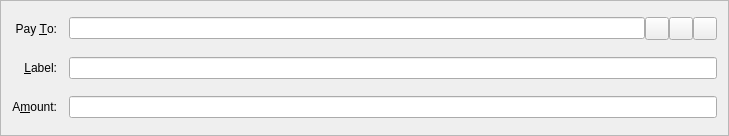
IParn/LimecoinX, file src/qt/forms/sendcoinsentry.ui: the form before one commit.
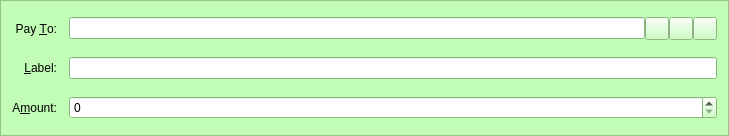
The form after the commit. Icons and pictures are not drawn. Custom widgets are drawn as their Qt base class.

```diff
--- a/src/qt/forms/sendcoinsentry.ui
+++ b/src/qt/forms/sendcoinsentry.ui
@@ -10,6 +10,421 @@
     <height>136</height>
    </rect>
   </property>
+  <property name="palette">
+   <palette>
+    <active>
+     <colorrole role="WindowText">
+      <brush brushstyle="SolidPattern">
+       <color alpha="255">
+        <red>0</red>
+        <green>0</green>
+        <blue>0</blue>
+       </color>
+      </brush>
+     </colorrole>
+     <colorrole role="Button">
+      <brush brushstyle="SolidPattern">
+       <color alpha="255">
+        <red>193</red>
+        <green>253</green>
+        <blue>181</blue>
+       </color>
+      </brush>
+     </colorrole>
+     <colorrole role="Light">
+      <brush brushstyle="SolidPattern">
+       <color alpha="255">
+        <red>255</red>
+        <green>255</green>
+        <blue>255</blue>
+       </color>
+      </brush>
+     </colorrole>
+     <colorrole role="Midlight">
+      <brush brushstyle="SolidPattern">
+       <color alpha="255">
+        <red>224</red>
+        <green>254</green>
+        <blue>218</blue>
+       </color>
+      </brush>
+     </colorrole>
+     <colorrole role="Dark">
+      <brush brushstyle="SolidPattern">
+       <color alpha="255">
+        <red>96</red>
+        <green>126</green>
+        <blue>90</blue>
+       </color>
+      </brush>
+     </colorrole>
+     <colorrole role="Mid">
+      <brush brushstyle="SolidPattern">
+       <color alpha="255">
+        <red>129</red>
+        <green>169</green>
+        <blue>121</blue>
+       </color>
+      </brush>
+     </colorrole>
+     <colorrole role="Text">
+      <brush brushstyle="SolidPattern">
+       <color alpha="255">
+        <red>0</red>
+        <green>0</green>
+        <blue>0</blue>
+       </color>
+      </brush>
+     </colorrole>
+     <colorrole role="BrightText">
+      <brush brushstyle="SolidPattern">
+       <color alpha="255">
+        <red>255</red>
+        <green>255</green>
+        <blue>255</blue>
+       </color>
+      </brush>
+     </colorrole>
+     <colorrole role="ButtonText">
+      <brush brushstyle="SolidPattern">
+       <color alpha="255">
+        <red>0</red>
+        <green>0</green>
+        <blue>0</blue>
+       </color>
+      </brush>
+     </colorrole>
+     <colorrole role="Base">
+      <brush brushstyle="SolidPattern">
+       <color alpha="255">
+        <red>255</red>
+        <green>255</green>
+        <blue>255</blue>
+       </color>
+      </brush>
+     </colorrole>
+     <colorrole role="Window">
+      <brush brushstyle="SolidPattern">
+       <color alpha="255">
+        <red>193</red>
+        <green>253</green>
+        <blue>181</blue>
+       </color>
+      </brush>
+     </colorrole>
+     <colorrole role="Shadow">
+      <brush brushstyle="SolidPattern">
+       <color alpha="255">
+        <red>0</red>
+        <green>0</green>
+        <blue>0</blue>
+       </color>
+      </brush>
+     </colorrole>
+     <colorrole role="AlternateBase">
+      <brush brushstyle="SolidPattern">
+       <color alpha="255">
+        <red>224</red>
+        <green>254</green>
+        <blue>218</blue>
+       </color>
+      </brush>
+     </colorrole>
+     <colorrole role="ToolTipBase">
+      <brush brushstyle="SolidPattern">
+       <color alpha="255">
+        <red>255</red>
+        <green>255</green>
+        <blue>220</blue>
+       </color>
+      </brush>
+     </colorrole>
+     <colorrole role="ToolTipText">
+      <brush brushstyle="SolidPattern">
+       <color alpha="255">
+        <red>0</red>
+        <green>0</green>
+        <blue>0</blue>
+       </color>
+      </brush>
+     </colorrole>
+    </active>
+    <inactive>
+     <colorrole role="WindowText">
+      <brush brushstyle="SolidPattern">
+       <color alpha="255">
+        <red>0</red>
+        <green>0</green>
+        <blue>0</blue>
+       </color>
+      </brush>
+     </colorrole>
+     <colorrole role="Button">
+      <brush brushstyle="SolidPattern">
+       <color alpha="255">
+        <red>193</red>
+        <green>253</green>
+        <blue>181</blue>
+       </color>
+      </brush>
+     </colorrole>
+     <colorrole role="Light">
+      <brush brushstyle="SolidPattern">
+       <color alpha="255">
+        <red>255</red>
+        <green>255</green>
+        <blue>255</blue>
+       </color>
+      </brush>
+     </colorrole>
+     <colorrole role="Midlight">
+      <brush brushstyle="SolidPattern">
+       <color alpha="255">
+        <red>224</red>
+        <green>254</green>
+        <blue>218</blue>
+       </color>
+      </brush>
+     </colorrole>
+     <colorrole role="Dark">
+      <brush brushstyle="SolidPattern">
+       <color alpha="255">
+        <red>96</red>
+        <green>126</green>
+        <blue>90</blue>
+       </color>
+      </brush>
+     </colorrole>
+     <colorrole role="Mid">
+      <brush brushstyle="SolidPattern">
+       <color alpha="255">
+        <red>129</red>
+        <green>169</green>
+        <blue>121</blue>
+       </color>
+      </brush>
+     </colorrole>
+     <colorrole role="Text">
+      <brush brushstyle="SolidPattern">
+       <color alpha="255">
+        <red>0</red>
+        <green>0</green>
+        <blue>0</blue>
+       </color>
+      </brush>
+     </colorrole>
+     <colorrole role="BrightText">
+      <brush brushstyle="SolidPattern">
+       <color alpha="255">
+        <red>255</red>
+        <green>255</green>
+        <blue>255</blue>
+       </color>
+      </brush>
+     </colorrole>
+     <colorrole role="ButtonText">
+      <brush brushstyle="SolidPattern">
+       <color alpha="255">
+        <red>0</red>
+        <green>0</green>
+        <blue>0</blue>
+       </color>
+      </brush>
+     </colorrole>
+     <colorrole role="Base">
+      <brush brushstyle="SolidPattern">
+       <color alpha="255">
+        <red>255</red>
+        <green>255</green>
+        <blue>255</blue>
+       </color>
+      </brush>
+     </colorrole>
+     <colorrole role="Window">
+      <brush brushstyle="SolidPattern">
+       <color alpha="255">
+        <red>193</red>
+        <green>253</green>
+        <blue>181</blue>
+       </color>
+      </brush>
+     </colorrole>
+     <colorrole role="Shadow">
+      <brush brushstyle="SolidPattern">
+       <color alpha="255">
+        <red>0</red>
+        <green>0</green>
+        <blue>0</blue>
+       </color>
+      </brush>
+     </colorrole>
+     <colorrole role="AlternateBase">
+      <brush brushstyle="SolidPattern">
+       <color alpha="255">
+        <red>224</red>
+        <green>254</green>
+        <blue>218</blue>
+       </color>
+      </brush>
+     </colorrole>
+     <colorrole role="ToolTipBase">
+      <brush brushstyle="SolidPattern">
+       <color alpha="255">
+        <red>255</red>
+        <green>255</green>
+        <blue>220</blue>
+       </color>
+      </brush>
+     </colorrole>
+     <colorrole role="ToolTipText">
+      <brush brushstyle="SolidPattern">
+       <color alpha="255">
+        <red>0</red>
+        <green>0</green>
+        <blue>0</blue>
+       </color>
+      </brush>
+     </colorrole>
+    </inactive>
+    <disabled>
+     <colorrole role="WindowText">
+      <brush brushstyle="SolidPattern">
+       <color alpha="255">
+        <red>96</red>
+        <green>126</green>
+        <blue>90</blue>
+       </color>
+      </brush>
+     </colorrole>
+     <colorrole role="Button">
+      <brush brushstyle="SolidPattern">
+       <color alpha="255">
+        <red>193</red>
+        <green>253</green>
+        <blue>181</blue>
+       </color>
+      </brush>
+     </colorrole>
+     <colorrole role="Light">
+      <brush brushstyle="SolidPattern">
+       <color alpha="255">
+        <red>255</red>
+        <green>255</green>
+        <blue>255</blue>
+       </color>
+      </brush>
+     </colorrole>
+     <colorrole role="Midlight">
+      <brush brushstyle="SolidPattern">
+       <color alpha="255">
+        <red>224</red>
+        <green>254</green>
+        <blue>218</blue>
+       </color>
+      </brush>
+     </colorrole>
+     <colorrole role="Dark">
+      <brush brushstyle="SolidPattern">
+       <color alpha="255">
+        <red>96</red>
+        <green>126</green>
+        <blue>90</blue>
+       </color>
+      </brush>
+     </colorrole>
+     <colorrole role="Mid">
+      <brush brushstyle="SolidPattern">
+       <color alpha="255">
+        <red>129</red>
+        <green>169</green>
+        <blue>121</blue>
+       </color>
+      </brush>
+     </colorrole>
+     <colorrole role="Text">
+      <brush brushstyle="SolidPattern">
+       <color alpha="255">
+        <red>96</red>
+        <green>126</green>
+        <blue>90</blue>
+       </color>
+      </brush>
+     </colorrole>
+     <colorrole role="BrightText">
+      <brush brushstyle="SolidPattern">
+       <color alpha="255">
+        <red>255</red>
+        <green>255</green>
+        <blue>255</blue>
+       </color>
+      </brush>
+     </colorrole>
+     <colorrole role="ButtonText">
+      <brush brushstyle="SolidPattern">
+       <color alpha="255">
+        <red>96</red>
+        <green>126</green>
+        <blue>90</blue>
+       </color>
+      </brush>
+     </colorrole>
+     <colorrole role="Base">
+      <brush brushstyle="SolidPattern">
+       <color alpha="255">
+        <red>193</red>
+        <green>253</green>
+        <blue>181</blue>
+       </color>
+      </brush>
+     </colorrole>
+     <colorrole role="Window">
+      <brush brushstyle="SolidPattern">
+       <color alpha="255">
+        <red>193</red>
+        <green>253</green>
+        <blue>181</blue>
+       </color>
+      </brush>
+     </colorrole>
+     <colorrole role="Shadow">
+      <brush brushstyle="SolidPattern">
+       <color alpha="255">
+        <red>0</red>
+        <green>0</green>
+        <blue>0</blue>
+       </color>
+      </brush>
+     </colorrole>
+     <colorrole role="AlternateBase">
+      <brush brushstyle="SolidPattern">
+       <color alpha="255">
+        <red>193</red>
+        <green>253</green>
+        <blue>181</blue>
+       </color>
+      </brush>
+     </colorrole>
+     <colorrole role="ToolTipBase">
+      <brush brushstyle="SolidPattern">
+       <color alpha="255">
+        <red>255</red>
+        <green>255</green>
+        <blue>220</blue>
+       </color>
+      </brush>
+     </colorrole>
+     <colorrole role="ToolTipText">
+      <brush brushstyle="SolidPattern">
+       <color alpha="255">
+        <red>0</red>
+        <green>0</green>
+        <blue>0</blue>
+       </color>
+      </brush>
+     </colorrole>
+    </disabled>
+   </palette>
+  </property>
   <property name="windowTitle">
    <string>Form</string>
   </property>
@@ -142,7 +557,7 @@
  <customwidgets>
   <customwidget>
    <class>BitcoinAmountField</class>
-   <extends>QLineEdit</extends>
+   <extends>QSpinBox</extends>
    <header>bitcoinamountfield.h</header>
    <container>1</container>
   </customwidget>
```
